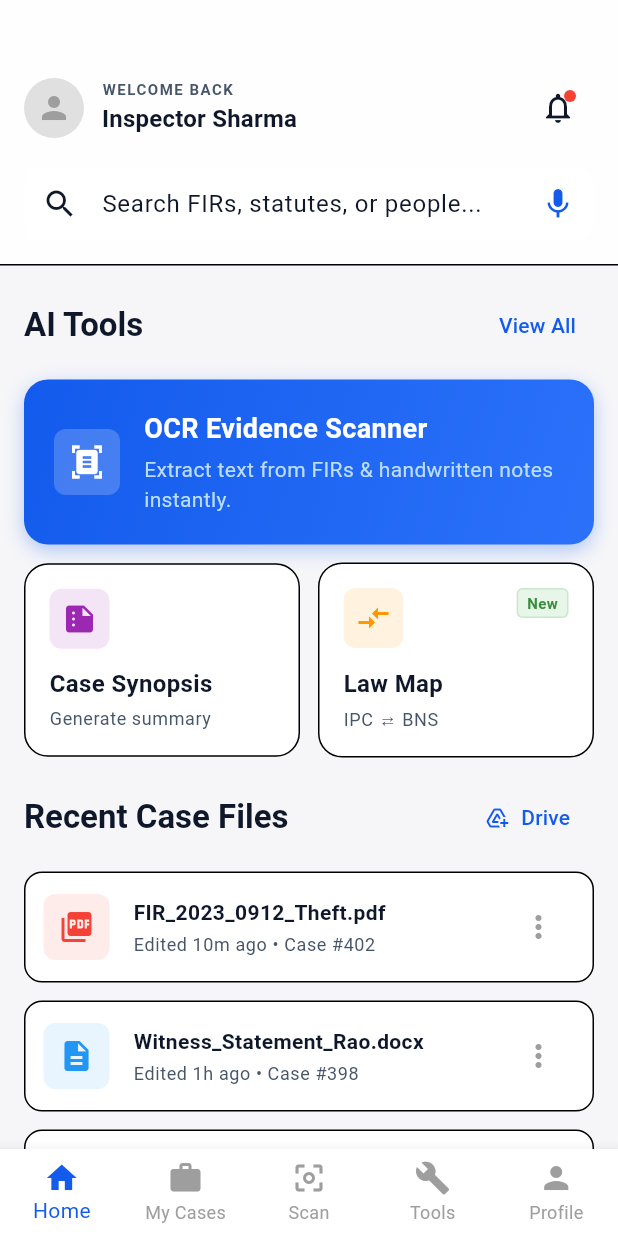
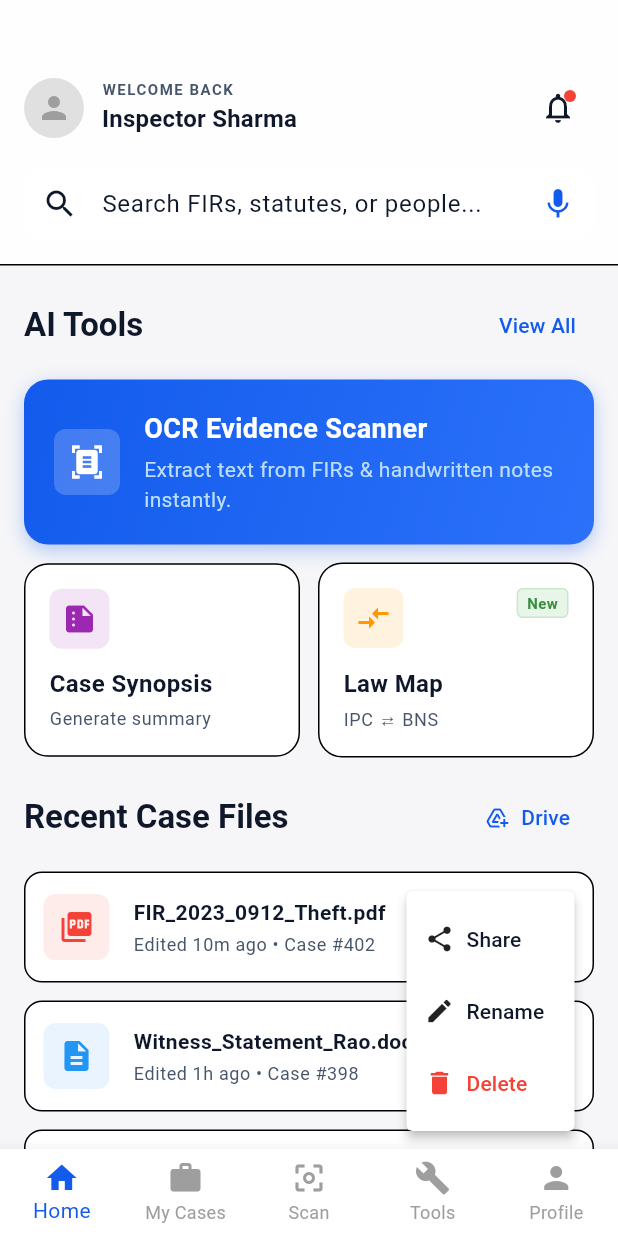
Before and after one commit to bidhanranjandutta-hue/flutter-aap, a Flutter app: the DashboardScreen screen opened by its route, after a tap on the "more vert" icon, on a phone screen of 412 x 824 dp. Run offline on Flutter 3.47's test engine with Material 3 defaults, Android fonts, the phone set to English and light mode, and no system bars.

Commit message:
Refactor file item and add context menu in DashboardScreen
Co-authored-by: bidhanranjandutta-hue <261243018+bidhanranjandutta-hue@users.noreply.github.com>

```diff
--- a/lib/screens/dashboard_screen.dart
+++ b/lib/screens/dashboard_screen.dart
@@ -249,36 +249,32 @@ class DashboardScreen extends StatelessWidget {
                           ],
                         ),
                         const SizedBox(height: 12),
-                        _buildFileItem(
-                          context,
-                          'FIR_2023_0912_Theft.pdf',
-                          'Edited 10m ago • Case #402',
-                          Icons.picture_as_pdf,
-                          Colors.red,
+                        const _FileItem(
+                          title: 'FIR_2023_0912_Theft.pdf',
+                          subtitle: 'Edited 10m ago • Case #402',
+                          icon: Icons.picture_as_pdf,
+                          iconColor: Colors.red,
                         ),
                         const SizedBox(height: 12),
-                        _buildFileItem(
-                          context,
-                          'Witness_Statement_Rao.docx',
-                          'Edited 1h ago • Case #398',
-                          Icons.description,
-                          Colors.blue,
+                        const _FileItem(
+                          title: 'Witness_Statement_Rao.docx',
+                          subtitle: 'Edited 1h ago • Case #398',
+                          icon: Icons.description,
+                          iconColor: Colors.blue,
                         ),
                         const SizedBox(height: 12),
-                        _buildFileItem(
-                          context,
-                          'Evidence_Photos_Site_B',
-                          'Created yesterday • 12 items',
-                          Icons.folder,
-                          Colors.amber,
+                        const _FileItem(
+                          title: 'Evidence_Photos_Site_B',
+                          subtitle: 'Created yesterday • 12 items',
+                          icon: Icons.folder,
+                          iconColor: Colors.amber,
                         ),
                         const SizedBox(height: 12),
-                        _buildFileItem(
-                          context,
-                          'BNS_Reference_Draft_v2.pdf',
-                          'Edited 2 days ago • Personal',
-                          Icons.picture_as_pdf,
-                          Colors.red,
+                        const _FileItem(
+                          title: 'BNS_Reference_Draft_v2.pdf',
+                          subtitle: 'Edited 2 days ago • Personal',
+                          icon: Icons.picture_as_pdf,
+                          iconColor: Colors.red,
                         ),
                       ],
                     ),
@@ -387,14 +383,23 @@ class DashboardScreen extends StatelessWidget {
       ),
     );
   }
+}
 
-  Widget _buildFileItem(
-    BuildContext context,
-    String title,
-    String subtitle,
-    IconData icon,
-    Color iconColor,
-  ) {
+class _FileItem extends StatelessWidget {
+  final String title;
+  final String subtitle;
+  final IconData icon;
+  final Color iconColor;
+
+  const _FileItem({
+    required this.title,
+    required this.subtitle,
+    required this.icon,
+    required this.iconColor,
+  });
+
+  @override
+  Widget build(BuildContext context) {
     return Container(
       padding: const EdgeInsets.all(12),
       decoration: BoxDecoration(
@@ -407,7 +412,7 @@ class DashboardScreen extends StatelessWidget {
           Container(
             padding: const EdgeInsets.all(10),
             decoration: BoxDecoration(
-              color: iconColor.withOpacity(0.1),
+              color: iconColor.withValues(alpha: 0.1),
               borderRadius: BorderRadius.circular(8),
             ),
             child: Icon(icon, color: iconColor, size: 24),
@@ -431,9 +436,46 @@ class DashboardScreen extends StatelessWidget {
               ],
             ),
           ),
-          IconButton(
+          PopupMenuButton<String>(
             icon: const Icon(Icons.more_vert, color: Colors.grey),
-            onPressed: () {},
+            onSelected: (String result) {
+              // TODO: Implement feature
+              ScaffoldMessenger.of(context).showSnackBar(
+                const SnackBar(content: Text('Feature coming soon!')),
+              );
+            },
+            itemBuilder: (BuildContext context) => <PopupMenuEntry<String>>[
+              const PopupMenuItem<String>(
+                value: 'Share',
+                child: Row(
+                  children: [
+                    Icon(Icons.share, size: 20),
+                    SizedBox(width: 8),
+                    Text('Share'),
+                  ],
+                ),
+              ),
+              const PopupMenuItem<String>(
+                value: 'Rename',
+                child: Row(
+                  children: [
+                    Icon(Icons.edit, size: 20),
+                    SizedBox(width: 8),
+                    Text('Rename'),
+                  ],
+                ),
+              ),
+              const PopupMenuItem<String>(
+                value: 'Delete',
+                child: Row(
+                  children: [
+                    Icon(Icons.delete, size: 20, color: Colors.red),
+                    SizedBox(width: 8),
+                    Text('Delete', style: TextStyle(color: Colors.red)),
+                  ],
+                ),
+              ),
+            ],
           ),
         ],
       ),
```
